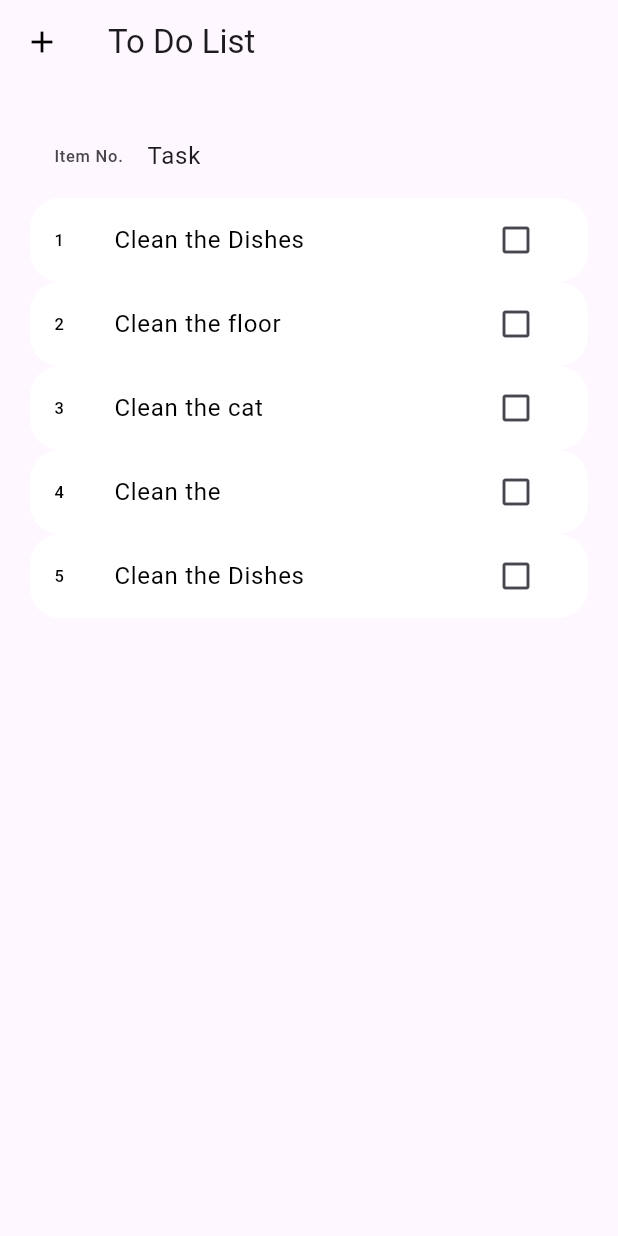
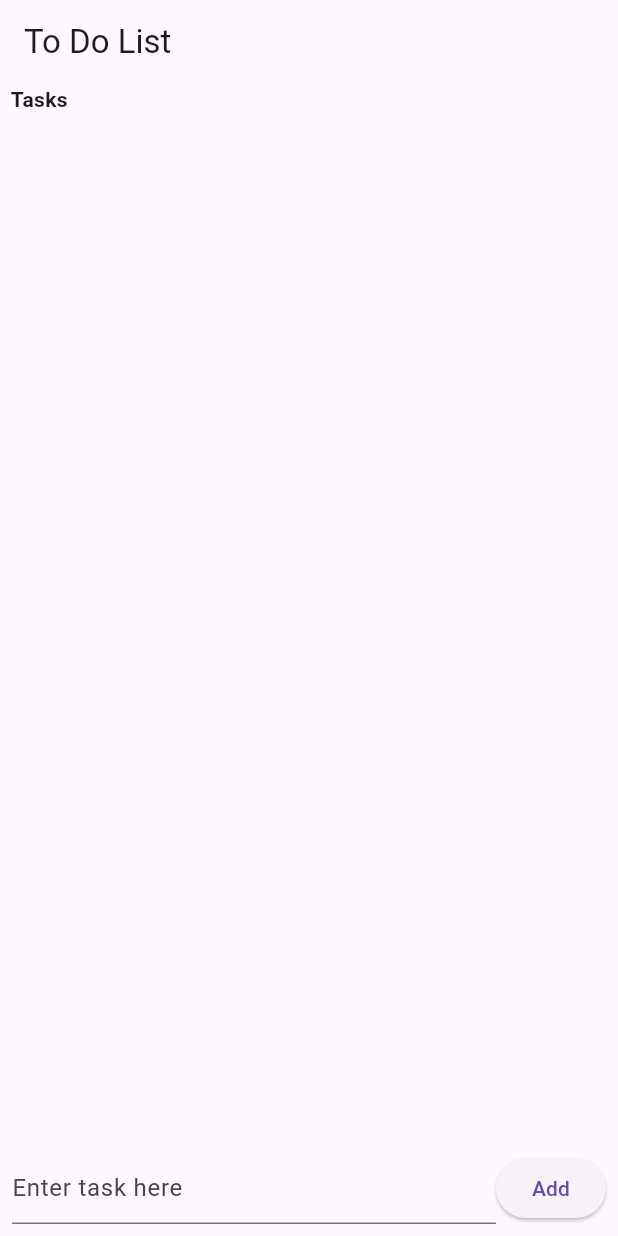
Before and after one commit to Meep220/AppDevProjects, a Flutter app: the screen it shows after launch, on a phone screen of 412 x 824 dp. Run offline on Flutter 3.47's test engine with Material 3 defaults, Android fonts, the phone set to English and light mode, and no system bars.

Commit message:
Added task input and display of unfinished task

```diff
--- a/lib/Components/Todolist.dart
+++ b/lib/Components/Todolist.dart
@@ -1,6 +1,5 @@
 import 'package:flutter/material.dart';
-import '../Components/TaskNode.dart';
-
+import 'package:provider/provider.dart';
 class Todolist extends StatelessWidget {
   const Todolist({super.key});
 
@@ -9,38 +8,111 @@ class Todolist extends StatelessWidget {
     return Scaffold(
       appBar: AppBar(
         title: Text('To Do List'),
-        leading:
-          IconButton(
-            onPressed: (){},
-             icon: const Icon(Icons.add,color: Colors.black,),
-             tooltip: "Add Task",
-            )
-        ,
       ),
-      body: Container(
-        margin: EdgeInsets.all(10),
-        padding: EdgeInsets.all(10),
-        child: Column(
-          children: [
-            Expanded(child: ListView(
+      body: Column(
+        children: <Widget>[
+          Expanded(
+            child: Column(
               children: [
-                ListTile(
-                  leading: Text("Item No."),
-                  title: Text("Task"),
-
+                Row(
+                  mainAxisAlignment: MainAxisAlignment.spaceBetween,
+                  children: [
+                    Text('  Tasks', style: TextStyle(fontWeight: FontWeight.bold)),
+                  ],
                 ),
-                TaskNode("Clean the Dishes",1),
-                TaskNode("Clean the floor",2),
-                TaskNode("Clean the cat",3),
-                TaskNode("Clean the ",4),
-                TaskNode("Clean the Dishes",5),
+                Expanded(
+                  child: Consumer<TodoList>(
+                    builder: (context, todoList, child) {
+                      return ListView.builder(
+                        itemCount: todoList.tasks.length,
+                        itemBuilder: (context, index) {
+                          final task = todoList.tasks[index];
+                          return ListTile(
+                            leading: Text('${task.number}.'),  // Permanent task number
+                            title: Text(task.description),
+                            trailing: IconButton(
+                              icon: Icon(Icons.check),
+                              onPressed: () {
+                                todoList.completeTask(index);
+                              },
+                            ),
+                          );
+                        },
+                      );
+                    },
+                  ),
+                ),
               ],
-
             ),
-            ),
-          ],
-        ),
+          ),
+          Padding(
+            padding: const EdgeInsets.all(8.0),
+            child: AddTaskWidget(),
+          ),
+        ],
       ),
     );
   }
 }
+
+class AddTaskWidget extends StatefulWidget {
+  @override
+  _AddTaskWidgetState createState() => _AddTaskWidgetState();
+}
+
+class _AddTaskWidgetState extends State<AddTaskWidget> {
+  final _controller = TextEditingController();
+
+  @override
+  Widget build(BuildContext context) {
+    return Row(
+      children: <Widget>[
+        Expanded(
+          child: TextField(
+            controller: _controller,
+            decoration: InputDecoration(
+              hintText: 'Enter task here',
+            ),
+          ),
+        ),
+        ElevatedButton(
+          onPressed: () {
+            if (_controller.text.isNotEmpty) {
+              Provider.of<TodoList>(context, listen: false)
+                  .addTask(_controller.text);
+              _controller.clear();
+            }
+          },
+          child: Text('Add'),
+        ),
+      ],
+    );
+  }
+}
+class Task {
+  final int number;  // Permanent task number
+  final String description;
+
+  Task(this.number, this.description);
+}
+
+class TodoList extends ChangeNotifier {
+  List<Task> _tasks = [];
+  List<Task> _completedTasks = [];
+  int _taskCounter = 1;  // Counter to assign permanent task numbers
+
+  List<Task> get tasks => _tasks;
+  List<Task> get completedTasks => _completedTasks;
+
+  void addTask(String description) {
+    _tasks.add(Task(_taskCounter, description));
+    _taskCounter++;
+    notifyListeners();
+  }
+
+
+  void completeTask(int index) {
+    print("Clicked");
+    notifyListeners();
+  }
+}
--- a/lib/main.dart
+++ b/lib/main.dart
@@ -1,5 +1,7 @@
 import 'package:flutter/material.dart';
 import 'Components/Todolist.dart';
+import 'package:provider/provider.dart';
+
 
 void main(){
   runApp(MyApp());
@@ -10,10 +12,13 @@ class MyApp extends StatelessWidget {
 
   @override
   Widget build(BuildContext context) {
-    return const MaterialApp(
-      debugShowCheckedModeBanner: false,
-      title: "To do List App",
-      home: Todolist()
+    return ChangeNotifierProvider(
+      create: (_) => TodoList(),
+      child: MaterialApp(
+        debugShowCheckedModeBanner: false,
+        title: 'To-Do App',
+        home: Todolist(),
+      ),
     );
   }
 }
--- a/pubspec.yaml
+++ b/pubspec.yaml
@@ -30,7 +30,7 @@ environment:
 dependencies:
   flutter:
     sdk: flutter
-
+  provider: ^6.0.0
 
   # The following adds the Cupertino Icons font to your application.
   # Use with the CupertinoIcons class for iOS style icons.
```
Also changed, not shown: AppDevProjects-main/lib/Components/TaskNode.dart (added, +46 -0 lines), pubspec.lock, 8 other files.
